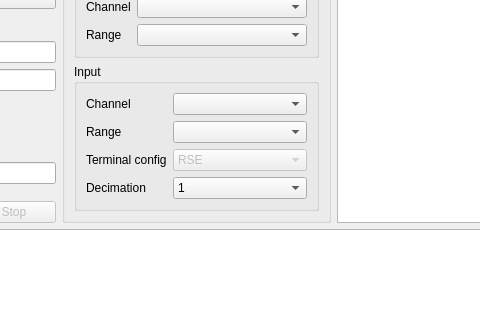
Above: TES/MultiLockinUi.ui from AvirupRoy/research before the change; both pictures show x 130 to 610 and y 130 to 450 of the 1106 by 743 pixel window. Below: the same form after it.
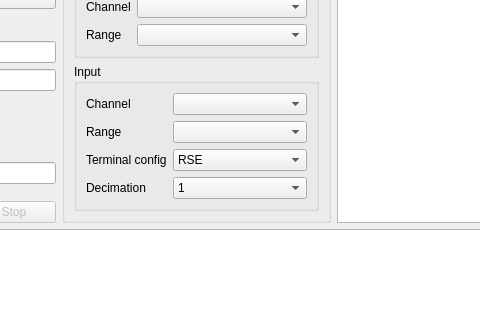
That is the form after the change. Custom widgets are drawn as their Qt base class.

Commit message: Enable terminalConfig combo box

Patch:
```diff
--- a/TES/MultiLockinUi.ui
+++ b/TES/MultiLockinUi.ui
@@ -546,7 +546,7 @@
                  <item row="2" column="1">
                   <widget class="QComboBox" name="aiTerminalConfigCombo">
                    <property name="enabled">
-                    <bool>false</bool>
+                    <bool>true</bool>
                    </property>
                    <item>
                     <property name="text">
```
